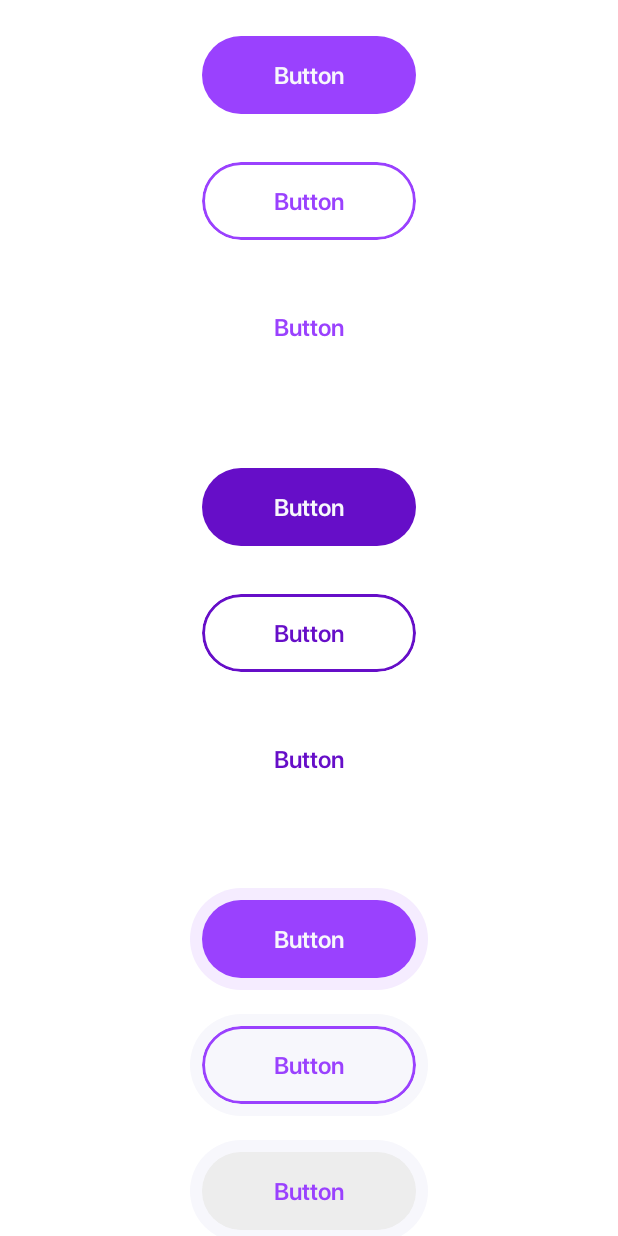
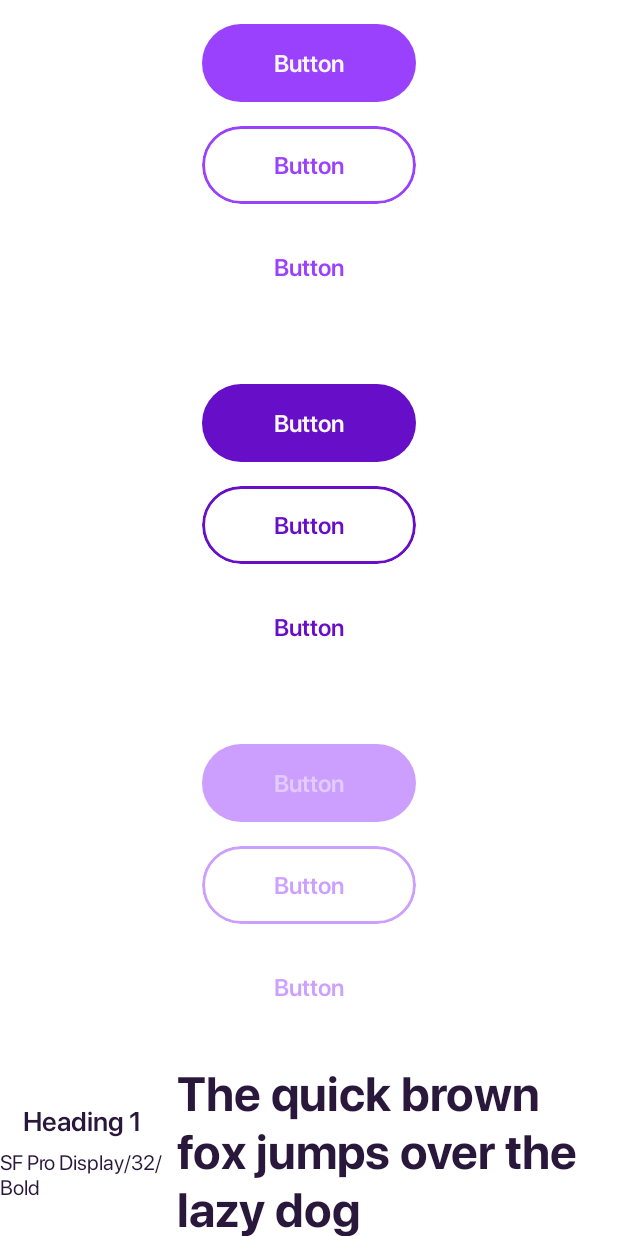
Before and after one commit to BIBLETUM/Meet, an Android app built with Jetpack Compose: the screen it shows after launch (MainActivity), on a phone screen of 412 x 824 dp. Run offline under Robolectric (Android 15) with nearby library versions, the phone set to English and light mode, and no system bars.

Commit message:
Removed focused buttons

```diff
--- a/app/src/main/java/ru/wb/meetings/MainActivity.kt
+++ b/app/src/main/java/ru/wb/meetings/MainActivity.kt
@@ -107,12 +107,6 @@ fun CustomButtons() {
 
         Spacer(modifier = Modifier.padding(vertical = 10.dp))
 
-        ButtonPrimary(onClick = {}, focused = true)
-        ButtonSecondary(onClick = {}, focused = true)
-        ButtonGhost(onClick = {}, focused = true)
-
-        Spacer(modifier = Modifier.padding(vertical = 10.dp))
-
         ButtonPrimary(onClick = {}, enabled = false)
         ButtonSecondary(onClick = {}, enabled = false)
         ButtonGhost(onClick = {}, enabled = false)
--- a/app/src/main/java/ru/wb/meetings/components/Buttons.kt
+++ b/app/src/main/java/ru/wb/meetings/components/Buttons.kt
@@ -30,6 +30,7 @@ import ru.wb.meetings.ui.theme.NeutralColorLine
 import ru.wb.meetings.ui.theme.NeutralColorOffWhite
 import ru.wb.meetings.ui.theme.Subheading2
 
+@Preview
 @Composable
 fun ButtonPrimary(
     modifier: Modifier = Modifier,
@@ -37,15 +38,10 @@ fun ButtonPrimary(
     onClick: () -> Unit = {},
     enabled: Boolean = true,
     hovered: Boolean = false,
-    focused: Boolean = false,
 ) {
 
     val interactionSource = remember { MutableInteractionSource() }
     val isHovered by interactionSource.collectIsHoveredAsState()
-    val isPressed by interactionSource.collectIsPressedAsState()
-
-    val rippleColor = if (isPressed || focused) BrandColorBackground else Color.Transparent
-
 
     val backgroundColor = if (isHovered || hovered) {
         BrandColorDark
@@ -54,36 +50,30 @@ fun ButtonPrimary(
     }
     Box(
         modifier = modifier
-            .padding(horizontal = 24.dp)
-            .clip(RoundedCornerShape(50))
-            .background(color = rippleColor)
+            .clip(RoundedCornerShape(30.dp))
+            .clickable(
+                interactionSource,
+                indication = rememberRipple(),
+                enabled
+            ) {
+                onClick()
+            }
+            .background(if (enabled) backgroundColor else BrandColorDefault.copy(alpha = 0.5f))
+            .height(52.dp),
+        contentAlignment = Alignment.Center
     ) {
-        Box(
-            modifier = modifier
-                .padding(8.dp)
-                .clip(RoundedCornerShape(30.dp))
-                .clickable(
-                    interactionSource,
-                    indication = rememberRipple(),
-                    enabled
-                ) {
-                    onClick()
-                }
-                .background(if (enabled) backgroundColor else BrandColorDefault.copy(alpha = 0.5f))
-                .height(52.dp),
-            contentAlignment = Alignment.Center
-        ) {
 
-            Text(
-                modifier = Modifier.padding(horizontal = 48.dp, vertical = 12.dp),
-                text = text,
-                style = MaterialTheme.typography.Subheading2,
-                color = if (enabled) NeutralColorOffWhite else NeutralColorOffWhite.copy(alpha = 0.5f)
-            )
-        }
+        Text(
+            modifier = Modifier.padding(horizontal = 48.dp, vertical = 12.dp),
+            text = text,
+            style = MaterialTheme.typography.Subheading2,
+            color = if (enabled) NeutralColorOffWhite else NeutralColorOffWhite.copy(alpha = 0.5f)
+        )
     }
+
 }
 
+@Preview
 @Composable
 fun ButtonSecondary(
     modifier: Modifier = Modifier,
@@ -91,13 +81,9 @@ fun ButtonSecondary(
     onClick: () -> Unit = {},
     enabled: Boolean = true,
     hovered: Boolean = false,
-    focused: Boolean = false,
 ) {
     val interactionSource = remember { MutableInteractionSource() }
     val isHovered by interactionSource.collectIsHoveredAsState()
-    val isPressed by interactionSource.collectIsPressedAsState()
-
-    val rippleColor = if (isPressed || focused) NeutralColorOffWhite else Color.Transparent
 
     val backgroundColor = if (isHovered || hovered) {
         BrandColorDark
@@ -110,33 +96,25 @@ fun ButtonSecondary(
     } else {
         BorderStroke(2.dp, BrandColorDefault.copy(alpha = 0.5f))
     }
-
     Box(
         modifier = modifier
-            .padding(horizontal = 24.dp)
-            .clip(RoundedCornerShape(50))
-            .background(color = if (enabled) rippleColor else Color.Transparent)
+            .clip(RoundedCornerShape(30.dp))
+            .border(borderStroke, RoundedCornerShape(30.dp))
+            .clickable(interactionSource, indication = rememberRipple(), enabled) {
+                onClick()
+            }
+            .background(Color.Transparent)
+            .height(52.dp),
+        contentAlignment = Alignment.Center
     ) {
-        Box(
-            modifier = modifier
-                .padding(8.dp)
-                .clip(RoundedCornerShape(30.dp))
-                .border(borderStroke, RoundedCornerShape(30.dp))
-                .clickable(interactionSource, indication = rememberRipple(), enabled) {
-                    onClick()
-                }
-                .background(if (isPressed || focused && enabled) NeutralColorOffWhite else Color.Transparent)
-                .height(52.dp),
-            contentAlignment = Alignment.Center
-        ) {
-            Text(
-                modifier = Modifier.padding(horizontal = 48.dp, vertical = 12.dp),
-                text = text,
-                style = MaterialTheme.typography.Subheading2,
-                color = if (enabled) backgroundColor else BrandColorDefault.copy(alpha = 0.5f)
-            )
-        }
+        Text(
+            modifier = Modifier.padding(horizontal = 48.dp, vertical = 12.dp),
+            text = text,
+            style = MaterialTheme.typography.Subheading2,
+            color = if (enabled) backgroundColor else BrandColorDefault.copy(alpha = 0.5f)
+        )
     }
+
 }
 
 @Preview
@@ -147,14 +125,10 @@ fun ButtonGhost(
     onClick: () -> Unit = {},
     enabled: Boolean = true,
     hovered: Boolean = false,
-    focused: Boolean = false,
 ) {
 
     val interactionSource = remember { MutableInteractionSource() }
     val isHovered by interactionSource.collectIsHoveredAsState()
-    val isPressed by interactionSource.collectIsPressedAsState()
-
-    val rippleColor = if (isPressed || focused) NeutralColorOffWhite else Color.Transparent
 
     val backgroundColor = if (isHovered || hovered) {
         BrandColorDark
@@ -164,27 +138,19 @@ fun ButtonGhost(
 
     Box(
         modifier = modifier
-            .padding(horizontal = 24.dp)
-            .clip(RoundedCornerShape(50))
-            .background(color = if (enabled) rippleColor else Color.Transparent)
+            .clip(RoundedCornerShape(30.dp))
+            .clickable(interactionSource, indication = rememberRipple(), enabled) {
+                onClick()
+            }
+            .background(Color.Transparent)
+            .height(52.dp),
+        contentAlignment = Alignment.Center
     ) {
-        Box(
-            modifier = modifier
-                .padding(8.dp)
-                .clip(RoundedCornerShape(30.dp))
-                .clickable(interactionSource, indication = rememberRipple(), enabled) {
-                    onClick()
-                }
-                .background(if (isPressed || focused && enabled) NeutralColorLine else Color.Transparent)
-                .height(52.dp),
-            contentAlignment = Alignment.Center
-        ) {
-            Text(
-                modifier = Modifier.padding(horizontal = 48.dp, vertical = 12.dp),
-                text = text,
-                style = MaterialTheme.typography.Subheading2,
-                color = if (enabled) backgroundColor else BrandColorDefault.copy(alpha = 0.5f)
-            )
-        }
+        Text(
+            modifier = Modifier.padding(horizontal = 48.dp, vertical = 12.dp),
+            text = text,
+            style = MaterialTheme.typography.Subheading2,
+            color = if (enabled) backgroundColor else BrandColorDefault.copy(alpha = 0.5f)
+        )
     }
 }
```
